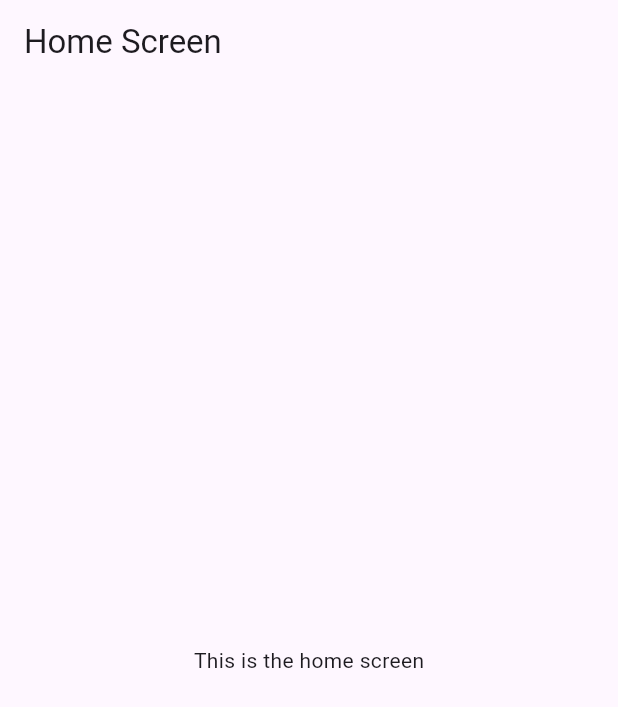
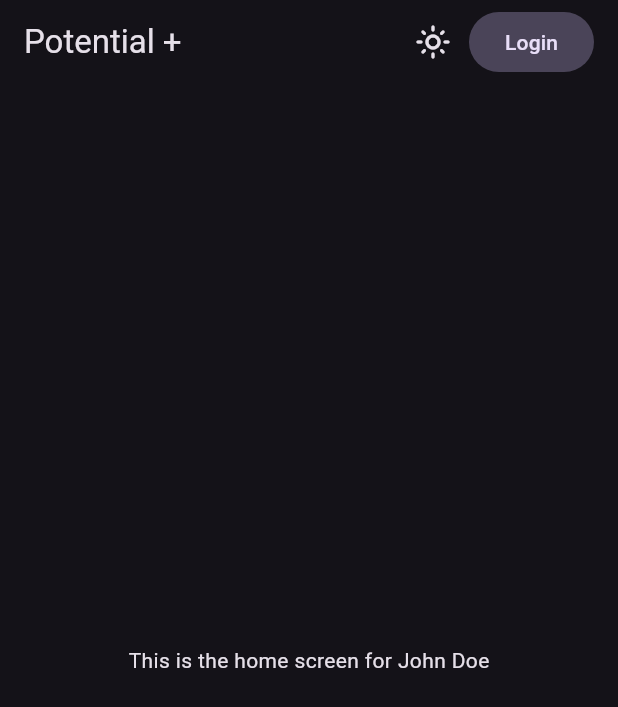
Before and after one commit to alphainfinitus/potential_plus, a Flutter app: the screen it shows after launch, on a phone screen of 412 x 824 dp. Shown: the top 707 px of the screen. Run offline on Flutter 3.47's test engine with Material 3 defaults, Android fonts, the phone set to English and light mode, and no system bars; our stand-ins replace flutter_riverpod, riverpod_annotation; generated files the repository leaves out were written again.

Commit message:
chore: :sparkles: current theme provider and refactors

```diff
--- a/analysis_options.yaml
+++ b/analysis_options.yaml
@@ -26,3 +26,7 @@ linter:
 
 # Additional information about this file can be found at
 # https://dart.dev/guides/language/analysis-options
+
+analyzer:
+  plugins:
+    - custom_lint
--- a/lib/constants/app_colors.dart
+++ /dev/null
@@ -1,12 +0,0 @@
-import 'package:flutter/material.dart';
-
-// Usage: AppColors.getColor("primary_button_color")
-class AppColors {
-  static const Map<String, Color> colors = {
-    "seed": Colors.deepPurple, // Deep Purple color
-  };
-
-  static Color getColor(String key) {
-    return colors[key] ?? Colors.transparent; // Fallback to transparent if key not found
-  }
-}
--- /dev/null
+++ b/lib/constants/app_theme.dart
@@ -0,0 +1,19 @@
+import 'package:flutter/material.dart';
+
+class AppTheme {
+  // Define your light theme
+  static final ThemeData lightTheme = ThemeData(
+    primaryColor: Colors.deepPurple,
+    brightness: Brightness.light,
+    // Define more properties as needed
+  );
+
+  // Define your dark theme
+  static final ThemeData darkTheme = ThemeData(
+    primaryColor: Colors.grey[900],
+    brightness: Brightness.dark,
+    // Define more properties as needed
+  );
+
+  // more themes if needed
+}
--- /dev/null
+++ b/lib/constants/text_literals.dart
@@ -0,0 +1,8 @@
+class TextLiterals {
+  // Commonly used texts
+  static const String appTitle = "Potential +";
+
+  // Error messages
+  static const String networkError = "Unable to connect. Please check your internet connection.";
+  static const String genericError = "Something went wrong. Please try again.";
+}
--- a/lib/main.dart
+++ b/lib/main.dart
@@ -1,22 +1,23 @@
 import 'package:flutter/material.dart';
-import 'package:potential_plus/constants/app_colors.dart';
+import 'package:flutter_riverpod/flutter_riverpod.dart';
+import 'package:potential_plus/constants/text_literals.dart';
+import 'package:potential_plus/providers/current_theme_provider.dart';
 import 'package:potential_plus/screens/home/home_screen.dart';
 
 void main() {
-  runApp(const AppRootWidget());
+	runApp(const ProviderScope(child: AppRootWidget()));
 }
 
-class AppRootWidget extends StatelessWidget {
+class AppRootWidget extends ConsumerWidget {
 	const AppRootWidget({super.key});
 
 	@override
-  Widget build(BuildContext context) {
+	Widget build(BuildContext context, WidgetRef ref) {
+		final currentTheme = ref.watch(currentThemeNotifierProvider);
+
 		return MaterialApp(
-      title: 'Potential Plus',
-      theme: ThemeData(
-        colorScheme: ColorScheme.fromSeed(seedColor: AppColors.getColor("seed")),
-        useMaterial3: true,
-      ),
+			title: TextLiterals.appTitle,
+			theme: currentTheme,
 			home: const HomeScreen(),
 		);
 	}
--- /dev/null
+++ b/lib/providers/auth_provider.dart
@@ -0,0 +1,18 @@
+import 'package:flutter_riverpod/flutter_riverpod.dart';
+import 'package:potential_plus/constants/user_role.dart';
+import 'package:potential_plus/models/user.dart';
+
+
+// mock user object.
+const User user = User(
+  id: '1',
+  username: 'student_1',
+  name: 'John Doe',
+  email: 'john@doe.com',
+  password: 'john123',
+  role: UserRole.student,
+);
+
+final authProvider = Provider((ref) {
+  return user;
+});
--- /dev/null
+++ b/lib/providers/current_theme_provider.dart
@@ -0,0 +1,18 @@
+
+import 'package:flutter/material.dart';
+import 'package:potential_plus/constants/app_theme.dart';
+import 'package:riverpod_annotation/riverpod_annotation.dart';
+
+part 'current_theme_provider.g.dart';
+
+@riverpod
+class CurrentThemeNotifier extends _$CurrentThemeNotifier {
+
+  // initial value
+  @override
+  ThemeData build() => AppTheme.darkTheme;
+
+  void toggleTheme() {
+    state = state.brightness == Brightness.dark ? AppTheme.lightTheme : AppTheme.darkTheme;
+  }
+}
--- a/lib/screens/home/home_screen.dart
+++ b/lib/screens/home/home_screen.dart
@@ -1,17 +1,22 @@
 import 'package:flutter/material.dart';
+import 'package:flutter_riverpod/flutter_riverpod.dart';
+import 'package:potential_plus/providers/auth_provider.dart';
+import 'package:potential_plus/shared/app_bar_title.dart';
 
-class HomeScreen extends StatelessWidget {
+class HomeScreen extends ConsumerWidget {
 	const HomeScreen({super.key});
 
 	@override
-  Widget build(BuildContext context) {
+	Widget build(BuildContext context, WidgetRef ref) {
+		final user = ref.watch(authProvider);
+
 		return Scaffold(
 			appBar: AppBar(
-        title: const Text('Home Screen'),
+				title: const AppBarTitle(),
 			),
-      body: const Center(
+			body: Center(
 				child: Text(
-          'This is the home screen',
+					'This is the home screen for ${user.name}',
 				),
 			),
 		);
--- /dev/null
+++ b/lib/shared/app_bar_title.dart
@@ -0,0 +1,27 @@
+import 'package:flutter/material.dart';
+import 'package:potential_plus/constants/text_literals.dart';
+import 'package:potential_plus/shared/dark_mode_toggle_button.dart';
+class AppBarTitle extends StatelessWidget {
+  const AppBarTitle({super.key});
+
+  @override
+  Widget build(BuildContext context) {
+
+    void onLoginPressed() {
+      Navigator.of(context).pushNamed('/login');
+    }
+
+    return Row(
+      children: [
+        const Text(TextLiterals.appTitle),
+        const Expanded(child: SizedBox()),
+        const DarkModeToggleButton(),
+        FilledButton.tonal(
+          onPressed: onLoginPressed,
+          child: const Text('Login')
+        ),
+      ]
+    );
+
+  }
+}
--- /dev/null
+++ b/lib/shared/dark_mode_toggle_button.dart
@@ -0,0 +1,22 @@
+import 'package:flutter/material.dart';
+import 'package:flutter_riverpod/flutter_riverpod.dart';
+import 'package:potential_plus/providers/current_theme_provider.dart';
+
+class DarkModeToggleButton extends ConsumerWidget {
+  const DarkModeToggleButton({super.key});
+
+  @override
+  Widget build(BuildContext context, WidgetRef ref) {
+		final currentTheme = ref.watch(currentThemeNotifierProvider);
+    bool isDark = currentTheme.brightness == Brightness.dark;
+
+    void onThemeToggle() {
+      ref.read(currentThemeNotifierProvider.notifier).toggleTheme();
+    }
+
+    return IconButton(
+      onPressed: onThemeToggle,
+      icon: Icon( isDark ? Icons.light_mode_outlined : Icons.dark_mode_outlined),
+    );
+  }
+}
--- a/pubspec.yaml
+++ b/pubspec.yaml
@@ -35,6 +35,8 @@ dependencies:
   # The following adds the Cupertino Icons font to your application.
   # Use with the CupertinoIcons class for iOS style icons.
   cupertino_icons: ^1.0.8
+  flutter_riverpod: ^2.5.1
+  riverpod_annotation: ^2.3.5
 
 dev_dependencies:
   flutter_test:
@@ -46,6 +48,10 @@ dev_dependencies:
   # package. See that file for information about deactivating specific lint
   # rules and activating additional ones.
   flutter_lints: ^4.0.0
+  build_runner: ^2.4.12
+  riverpod_generator: ^2.4.2
+  custom_lint: ^0.6.5
+  riverpod_lint: ^2.3.12
 
 # For information on the generic Dart part of this file, see the
 # following page: https://dart.dev/tools/pub/pubspec
```
Also changed, not shown: lib/providers/current_theme_provider.g.dart (added), pubspec.lock. Lines whose indentation alone changed are shown as unchanged.
